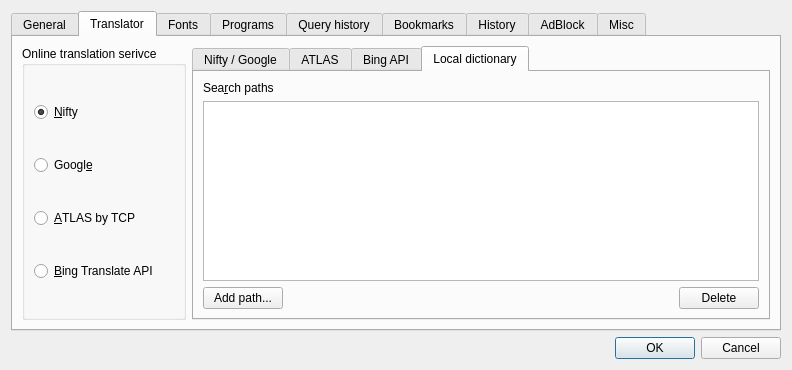
Qt form settingsdlg.ui (kernel1024/jpreader) before a commit.
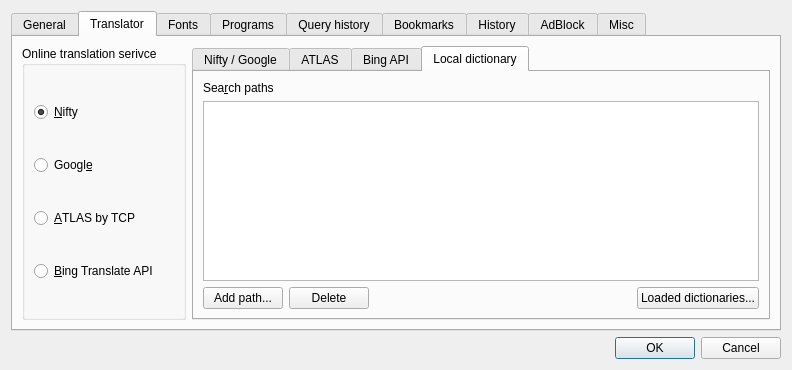
The same form after that commit. The open tabs and pages were chosen to show the change. Custom widgets are drawn as their Qt base class.

Patch:
```diff
--- a/settingsdlg.ui
+++ b/settingsdlg.ui
@@ -585,6 +585,13 @@
                </property>
               </widget>
              </item>
+             <item>
+              <widget class="QPushButton" name="buttonDelDictPath">
+               <property name="text">
+                <string>Delete</string>
+               </property>
+              </widget>
+             </item>
              <item>
               <spacer name="horizontalSpacer_6">
                <property name="orientation">
@@ -599,9 +606,9 @@
               </spacer>
              </item>
              <item>
-              <widget class="QPushButton" name="buttonDelDictPath">
+              <widget class="QPushButton" name="buttonLoadedDicts">
                <property name="text">
-                <string>Delete</string>
+                <string>Loaded dictionaries...</string>
                </property>
               </widget>
              </item>
```
Left out of the diff: 1 changed line with no effect on the pictures.
